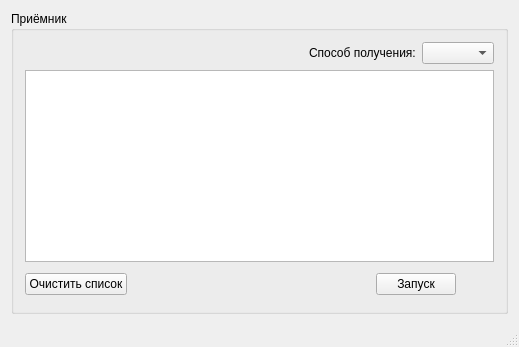
Old version of the form View/MainWindow.ui in the repository ReCursia/ImitatorClient.
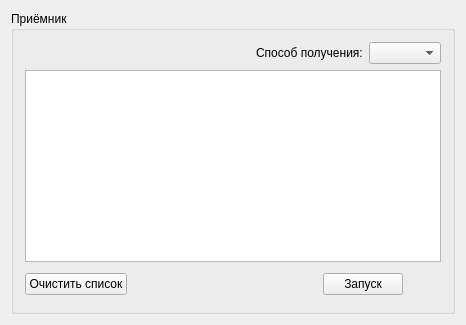
New version of the form. Custom widgets are drawn as their Qt base class.

Diff of the .ui file:
```diff
--- a/View/MainWindow.ui
+++ b/View/MainWindow.ui
@@ -6,8 +6,8 @@
    <rect>
     <x>0</x>
     <y>0</y>
-    <width>519</width>
-    <height>313</height>
+    <width>466</width>
+    <height>321</height>
    </rect>
   </property>
   <property name="windowTitle">
@@ -121,11 +121,6 @@
     </item>
    </layout>
   </widget>
-  <widget class="QStatusBar" name="statusBar">
-   <property name="sizeGripEnabled">
-    <bool>true</bool>
-   </property>
-  </widget>
  </widget>
  <layoutdefault spacing="6" margin="11"/>
  <customwidgets>
```
